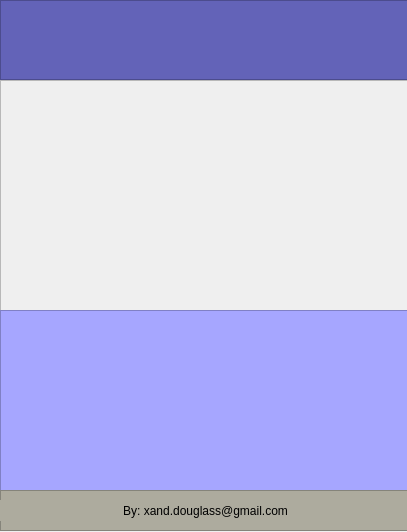
First picture: the form in Youtube Project/V 1.0/designer.ui, repository lomps-droid/repository-view-, before the edit.
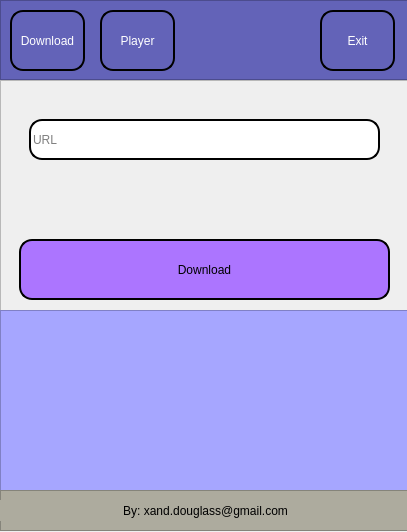
Second picture: the form after the edit.

```diff
--- a/Youtube Project/V 1.0/designer.ui
+++ b/Youtube Project/V 1.0/designer.ui
@@ -53,6 +53,81 @@
     <property name="frameShadow">
      <enum>QFrame::Raised</enum>
     </property>
+    <widget class="QPushButton" name="player_button">
+     <property name="geometry">
+      <rect>
+       <x>100</x>
+       <y>10</y>
+       <width>75</width>
+       <height>61</height>
+      </rect>
+     </property>
+     <property name="styleSheet">
+      <string notr="true">QPushButton{
+border: 2px solid black;
+border-radius: 13px;
+color: white
+}
+
+QPushButton:Hover{
+border: 2px solid white;
+border-radius: 13px;
+}</string>
+     </property>
+     <property name="text">
+      <string>Player</string>
+     </property>
+    </widget>
+    <widget class="QPushButton" name="download_button">
+     <property name="geometry">
+      <rect>
+       <x>10</x>
+       <y>10</y>
+       <width>75</width>
+       <height>61</height>
+      </rect>
+     </property>
+     <property name="styleSheet">
+      <string notr="true">QPushButton{
+border: 2px solid black;
+border-radius: 13px;
+color: white
+}
+
+QPushButton:Hover{
+border: 2px solid white;
+border-radius: 13px;
+}</string>
+     </property>
+     <property name="text">
+      <string>Download</string>
+     </property>
+    </widget>
+    <widget class="QPushButton" name="close">
+     <property name="geometry">
+      <rect>
+       <x>320</x>
+       <y>10</y>
+       <width>75</width>
+       <height>61</height>
+      </rect>
+     </property>
+     <property name="styleSheet">
+      <string notr="true">QPushButton{
+border: 2px solid black;
+border-radius: 13px;
+color: white
+}
+
+QPushButton:Hover{
+border: 2px solid white;
+border-radius: 13px;
+}</string>
+     </property>
+     <property name="text">
+      <string>Exit</string>
+     </property>
+    </widget>
    </widget>
    <widget class="QFrame" name="img_player">
     <property name="geometry">
@@ -72,6 +147,70 @@
     <property name="frameShadow">
      <enum>QFrame::Raised</enum>
     </property>
+    <widget class="QStackedWidget" name="stackedWidget">
+     <property name="geometry">
+      <rect>
+       <x>-1</x>
+       <y>-1</y>
+       <width>411</width>
+       <height>231</height>
+      </rect>
+     </property>
+     <widget class="QWidget" name="download_page">
+      <widget class="QLineEdit" name="addURL">
+       <property name="geometry">
+        <rect>
+         <x>30</x>
+         <y>40</y>
+         <width>351</width>
+         <height>41</height>
+        </rect>
+       </property>
+       <property name="styleSheet">
+        <string notr="true">QLineEdit{
+border: 2px solid black;
+border-radius: 13px;
+}
+
+QLineEdit:Hover{
+border: 2px solid green;
+border-radius: 13px;
+}
+</string>
+       </property>
+       <property name="placeholderText">
+        <string>URL</string>
+       </property>
+      </widget>
+      <widget class="QPushButton" name="download_button_2">
+       <property name="geometry">
+        <rect>
+         <x>20</x>
+         <y>160</y>
+         <width>371</width>
+         <height>61</height>
+        </rect>
+       </property>
+       <property name="styleSheet">
+        <string notr="true">QPushButton{
+border: 2px solid black;
+border-radius: 13px;
+color: black;
+background: #AC75FF;
+}
+
+QPushButton:Hover{
+border: 2px solid white;
+border-radius: 13px;
+}</string>
+       </property>
+       <property name="text">
+        <string>Download</string>
+       </property>
+      </widget>
+     </widget>
+     <widget class="QWidget" name="player_page"/>
+    </widget>
    </widget>
    <widget class="QFrame" name="frame_2">
     <property name="geometry">
```
Left out of the diff: 3 changed lines with no effect on the pictures.
